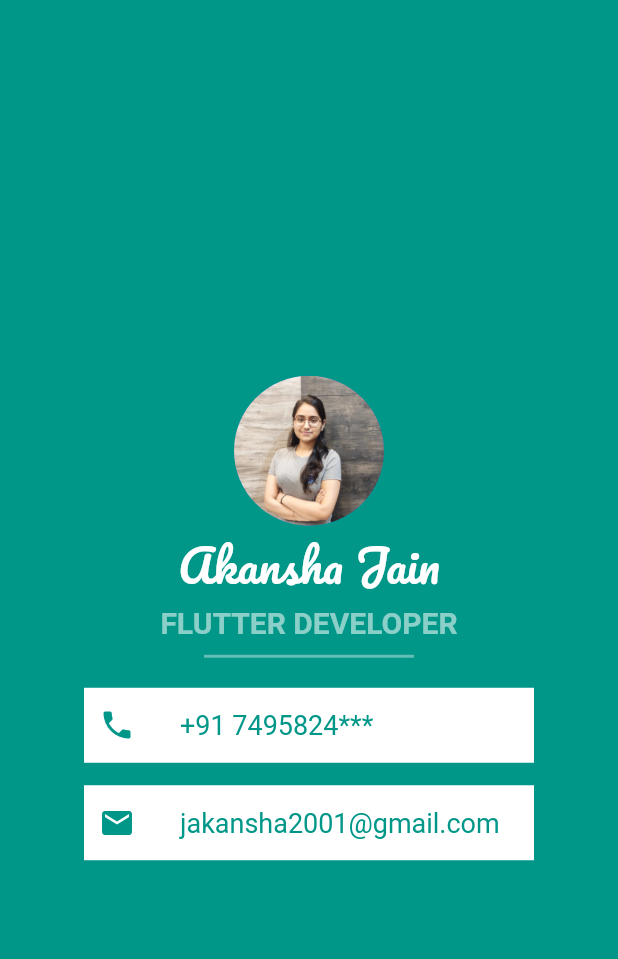
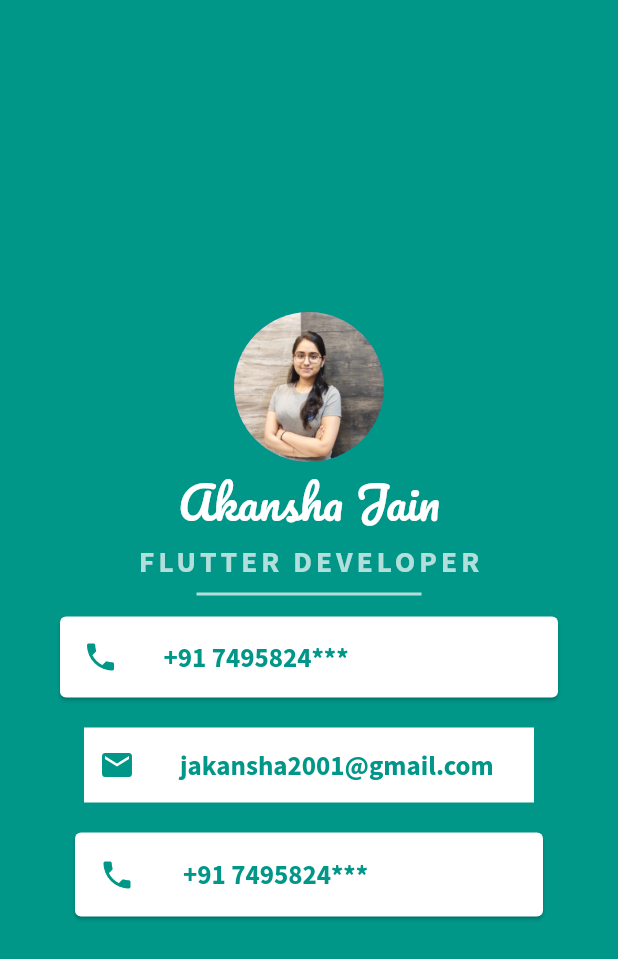
Before and after one commit to jakansha2001/FlutterProjectsPractice, a Flutter app: the screen it shows after launch, on a phone screen of 412 x 824 dp. Shown: the top 959 px of the screen. Run offline on Flutter 3.47's test engine with Material 2 defaults, Android fonts, the light colour scheme and no system bars.

Commit message:
Done some changes in the existing app

```diff
--- a/mi_card/lib/main.dart
+++ b/mi_card/lib/main.dart
@@ -1,3 +1,4 @@
+import 'package:flutter/cupertino.dart';
 import 'package:flutter/material.dart';
 
 void main() {
@@ -16,7 +17,7 @@ class MyApp extends StatelessWidget {
           body: Center(
             child: Column(
               mainAxisAlignment: MainAxisAlignment.center,
-              crossAxisAlignment: CrossAxisAlignment.center,
+              //crossAxisAlignment: CrossAxisAlignment.center,
               children: <Widget>[
                 const CircleAvatar(
                   radius: 50.0,
@@ -31,35 +32,46 @@ class MyApp extends StatelessWidget {
                     fontFamily: 'Pacifico',
                   ),
                 ),
-                const Text(
+                Text(
                   'FLUTTER DEVELOPER',
                   style: TextStyle(
                     fontSize: 20.0,
-                    color: Colors.white54,
+                    //color: Colors.white54,
+                    color: Colors.teal.shade100,
                     fontFamily: 'SourceSansPro-Bold',
                     fontWeight: FontWeight.bold,
+                    letterSpacing: 2.5,
                   ),
                 ),
-                const SizedBox(
-                  height: 10.0,
+                // const SizedBox(
+                //   height: 10.0,
+                // ),
+                // Container(
+                //   color: Colors.white38,
+                //   width: 140.0,
+                //   height: 2.0,
+                // ),
+                SizedBox(
+                  height: 20.0,
+                  width: 150.0,
+                  child: Divider(
+                    color: Colors.teal.shade100,
+                    thickness: 2.0,
                   ),
-                Container(
-                  color: Colors.white38,
-                  width: 140.0,
-                  height: 2.0,
                 ),
-                const SizedBox(
-                  height: 20.0,
-                ),
-                Container(
-                  color: Colors.white,
-                  width: 300.0,
-                  height: 50.0,
+                // const SizedBox(
+                //   height: 20.0,
+                // ),
+                Card(
+                  margin: const EdgeInsets.symmetric(
+                      vertical: 5.0, horizontal: 40.0),
+                  child: Padding(
+                    padding: const EdgeInsets.all(15.0),
                     child: Row(
                       children: const [
-                      SizedBox(
-                        width: 10.0,
-                      ),
+                        // SizedBox(
+                        //   width: 10.0,
+                        // ),
                         Icon(
                           Icons.phone,
                           color: Colors.teal,
@@ -72,11 +84,40 @@ class MyApp extends StatelessWidget {
                           style: TextStyle(
                             fontSize: 18.0,
                             color: Colors.teal,
+                            fontFamily: 'SourceSansPro-Bold',
                           ),
                         ),
                       ],
                     ),
                   ),
+                ),
+                // Container(
+                //   color: Colors.white,
+                //   width: 300.0,
+                //   height: 50.0,
+                //   child: Row(
+                //     children: const [
+                //       SizedBox(
+                //         width: 10.0,
+                //       ),
+                //       Icon(
+                //         Icons.phone,
+                //         color: Colors.teal,
+                //       ),
+                //       SizedBox(
+                //         width: 30.0,
+                //       ),
+                //       Text(
+                //         '+91 7495824***',
+                //         style: TextStyle(
+                //           fontSize: 18.0,
+                //           color: Colors.teal,
+                //           fontFamily: 'SourceSansPro-Bold',
+                //         ),
+                //       ),
+                //     ],
+                //   ),
+                // ),
                 const SizedBox(
                   height: 15.0,
                 ),
@@ -101,9 +142,30 @@ class MyApp extends StatelessWidget {
                         style: TextStyle(
                           fontSize: 18.0,
                           color: Colors.teal,
+                          fontFamily: 'SourceSansPro-Bold',
                         ),
                       ),
                     ],
+                  ),
+                ),
+                const SizedBox(
+                  height: 15.0,
+                ),
+                const Card(
+                  margin: EdgeInsets.symmetric(vertical: 5.0, horizontal: 50.0),
+                  child: ListTile(
+                    leading: Icon(
+                      Icons.phone,
+                      color: Colors.teal,
+                    ),
+                    title: Text(
+                      '+91 7495824***',
+                      style: TextStyle(
+                        fontSize: 18.0,
+                        color: Colors.teal,
+                        fontFamily: 'SourceSansPro-Bold',
+                      ),
+                    ),
                   ),
                 ),
               ],
--- a/mi_card/pubspec.yaml
+++ b/mi_card/pubspec.yaml
@@ -65,7 +65,10 @@ flutter:
     - family: Pacifico
       fonts:
         - asset: fonts/Pacifico-Regular.ttf
+    - family: SourceSansPro-Bold
+      fonts:
         - asset: fonts/SourceSansPro-Bold.ttf
+
 
   # An image asset can refer to one or more resolution-specific "variants", see
   # https://flutter.dev/assets-and-images/#resolution-aware.
```
Lines whose indentation alone changed are shown as unchanged.
